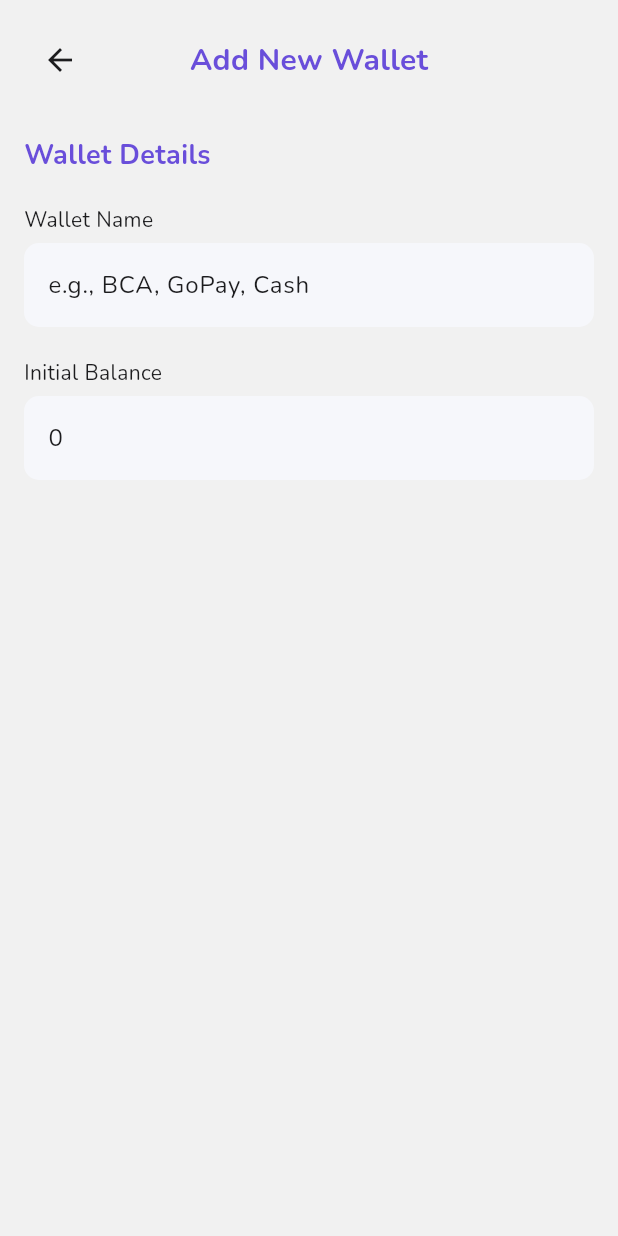
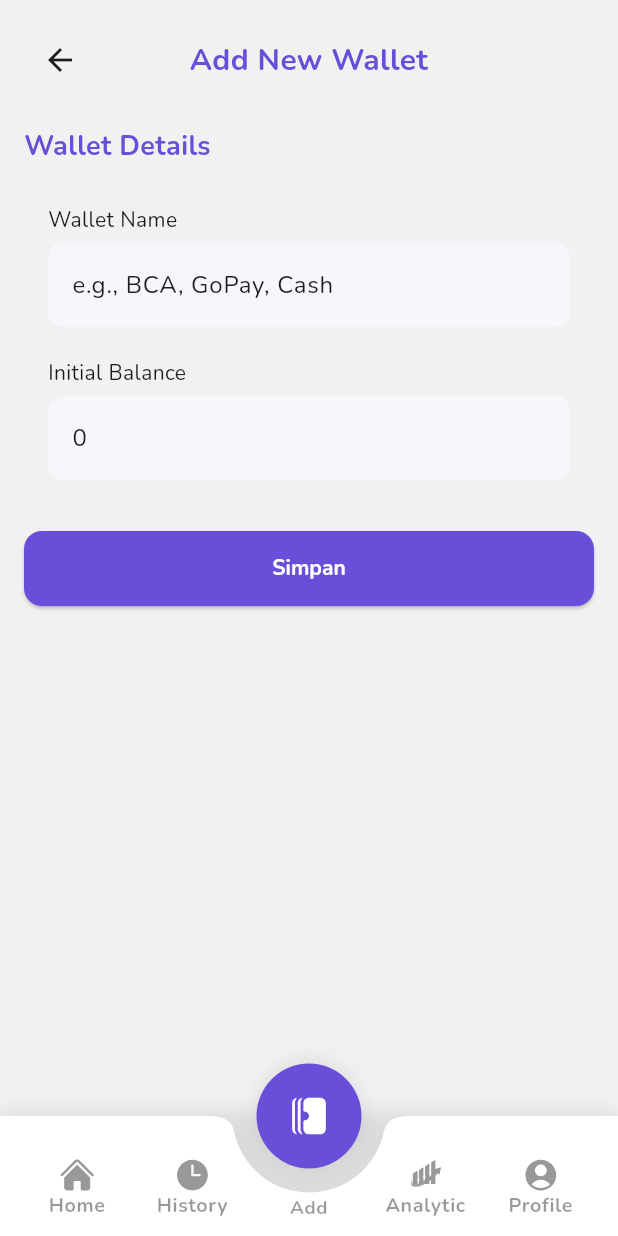
Before and after one commit to amad-IO/frontendMonefy, a Flutter app: the MainPage screen opened directly, after a tap on the "visibility" icon, after a tap on "Add Wallet", on a phone screen of 412 x 824 dp. Run offline on Flutter 3.47's test engine with Material 3 defaults, Android fonts, the phone set to English and light mode, and no system bars; our stand-ins replace flutter_svg.

Commit message:
nambahin validasi buat add_wallet dan bills

```diff
--- a/lib/ui/pages/add_wallet_page.dart
+++ b/lib/ui/pages/add_wallet_page.dart
@@ -2,7 +2,9 @@ import 'package:flutter/material.dart';
 import '../widgets/input_add_wallet.dart';
 
 class AddWalletPage extends StatelessWidget {
-  const AddWalletPage({super.key});
+  AddWalletPage({super.key});
+
+  final _formKey = GlobalKey<FormState>();
 
   @override
   Widget build(BuildContext context) {
@@ -10,41 +12,40 @@ class AddWalletPage extends StatelessWidget {
       backgroundColor: const Color(0xFFF1F1F1),
 
       body: SafeArea(
+        child: SingleChildScrollView(
+          padding: const EdgeInsets.all(16),
+          child: Form(
+            key: _formKey,
             child: Column(
               crossAxisAlignment: CrossAxisAlignment.start,
               children: [
-            // HEADER
-            Padding(
-              padding: const EdgeInsets.all(16),
-              child: Stack(
-                alignment: Alignment.center,
+                // 🔥 HEADER
+                Row(
                   children: [
-                  Align(
-                    alignment: Alignment.centerLeft,
-                    child: IconButton(
+                    IconButton(
                       icon: const Icon(Icons.arrow_back),
                       onPressed: () {
                         Navigator.pop(context);
                       },
                     ),
-                  ),
-                  const Text(
+                    const Expanded(
+                      child: Text(
                         "Add New Wallet",
+                        textAlign: TextAlign.center,
                         style: TextStyle(
                           fontSize: 20,
                           fontWeight: FontWeight.bold,
                           color: Color(0xFF694EDA),
                         ),
                       ),
+                    ),
+                    const SizedBox(width: 48), // balance biar center
                   ],
                 ),
-            ),
 
-            const SizedBox(height: 10),
+                const SizedBox(height: 20),
 
-            const Padding(
-              padding: EdgeInsets.symmetric(horizontal: 16),
-              child: Text(
+                const Text(
                   "Wallet Details",
                   style: TextStyle(
                     fontSize: 18,
@@ -52,20 +53,50 @@ class AddWalletPage extends StatelessWidget {
                     color: Color(0xFF694EDA),
                   ),
                 ),
+
+                const SizedBox(height: 16),
+
+                // Wallet Name
+                InputAddWallet(
+                  label: "Wallet Name",
+                  hint: "e.g., BCA, GoPay, Cash",
+                  isTextOnly: true,
                 ),
 
-            const SizedBox(height: 10),
-
-            const InputAddWallet(
-              label: "Wallet Name",
-              hint: "e.g., BCA, GoPay, Cash",
+                // Initial Balance
+                InputAddWallet(
+                  label: "Initial Balance",
+                  hint: "0",
+                  isNumber: true,
                 ),
 
-            const InputAddWallet(
-              label: "Initial Balance",
-              hint: "0",
+                const SizedBox(height: 24),
+
+                // 🔥 BUTTON SIMPAN
+                SizedBox(
+                  width: double.infinity,
+                  child: ElevatedButton(
+                    onPressed: () {
+                      if (_formKey.currentState!.validate()) {
+                        Navigator.pop(context); // balik setelah simpan
+                      }
+                    },
+                    style: ElevatedButton.styleFrom(
+                      backgroundColor: const Color(0xFF694EDA),
+                      minimumSize: const Size(double.infinity, 50),
+                      shape: RoundedRectangleBorder(
+                        borderRadius: BorderRadius.circular(12),
+                      ),
+                    ),
+                    child: const Text(
+                      "Simpan",
+                      style: TextStyle(fontWeight: FontWeight.bold),
+                    ),
+                  ),
                 ),
               ],
+            ),
+          ),
         ),
       ),
     );
--- a/lib/ui/pages/bills_page.dart
+++ b/lib/ui/pages/bills_page.dart
@@ -9,49 +9,48 @@ class BillsPage extends StatefulWidget {
 }
 
 class _BillsPageState extends State<BillsPage> {
+  final _formKey = GlobalKey<FormState>();
+
   @override
   Widget build(BuildContext context) {
     return Scaffold(
-      extendBody: true,
       backgroundColor: const Color(0xFFF1F1F1),
 
       body: SafeArea(
         child: SingleChildScrollView(
-          padding: EdgeInsets.only(
-            bottom: MediaQuery.of(context).viewInsets.bottom + 24,
-          ),
+          padding: const EdgeInsets.all(16),
+          child: Form(
+            key: _formKey,
             child: Column(
               crossAxisAlignment: CrossAxisAlignment.start,
               children: [
-              Padding(
-                padding: const EdgeInsets.all(16),
-                child: Stack(
-                  alignment: Alignment.center,
+                // 🔥 HEADER
+                Row(
                   children: [
-                    Align(
-                      alignment: Alignment.centerLeft,
-                      child: IconButton(
+                    IconButton(
                       icon: const Icon(Icons.arrow_back),
                       onPressed: () {
                         Navigator.pop(context);
                       },
                     ),
-                    ),
-                    const Text(
+                    const Expanded(
+                      child: Text(
                         'Bills',
+                        textAlign: TextAlign.center,
                         style: TextStyle(
                           fontSize: 20,
                           fontWeight: FontWeight.bold,
                           color: Color(0xFF694EDA),
                         ),
                       ),
+                    ),
+                    const SizedBox(width: 48),
                   ],
                 ),
-              ),
-              const SizedBox(height: 10),
-              const Padding(
-                padding: EdgeInsets.symmetric(horizontal: 16),
-                child: Text(
+
+                const SizedBox(height: 20),
+
+                const Text(
                   'Wallet Details',
                   style: TextStyle(
                     fontSize: 18,
@@ -59,22 +58,56 @@ class _BillsPageState extends State<BillsPage> {
                     color: Color(0xFF694EDA),
                   ),
                 ),
+
+                const SizedBox(height: 16),
+
+                // Bill Name
+                BillsInput(
+                  label: 'Bill Name',
+                  hint: 'e.g., PLN, Internet',
+                  isTextOnly: true,
                 ),
-              const SizedBox(height: 10),
-              const BillsInput(
-                label: 'Bill Name',
-                hint: 'e.g., BCA, GoPay, Cash',
-              ),
-              const BillsInput(
+
+                // Account Number
+                BillsInput(
                   label: 'Account Number',
                   hint: '0',
+                  isNumber: true,
                 ),
-              const BillsInput(
+
+                // Amount
+                BillsInput(
                   label: 'Amount',
                   hint: 'e.g., 100000',
+                  isNumber: true,
                 ),
+
                 const SizedBox(height: 24),
+
+                // 🔥 BUTTON SIMPAN
+                SizedBox(
+                  width: double.infinity,
+                  child: ElevatedButton(
+                    onPressed: () {
+                      if (_formKey.currentState!.validate()) {
+                        Navigator.pop(context);
+                      }
+                    },
+                    style: ElevatedButton.styleFrom(
+                      backgroundColor: const Color(0xFF694EDA),
+                      minimumSize: const Size(double.infinity, 50),
+                      shape: RoundedRectangleBorder(
+                        borderRadius: BorderRadius.circular(12),
+                      ),
+                    ),
+                    child: const Text(
+                      'Simpan',
+                      style: TextStyle(fontWeight: FontWeight.bold),
+                    ),
+                  ),
+                ),
               ],
+            ),
           ),
         ),
       ),
--- a/lib/ui/pages/home_page.dart
+++ b/lib/ui/pages/home_page.dart
@@ -65,7 +65,10 @@ class _HomePageState extends State<HomePage> {
                 Navigator.push(
                   context,
                   MaterialPageRoute(
-                    builder: (_) => const AddWalletPage(),
+                    builder: (_) => MainPage(
+                      initialIndex: 5,
+                      extraPage: AddWalletPage(),
+                    ),
                   ),
                 );
               },
--- a/lib/ui/pages/main_page.dart
+++ b/lib/ui/pages/main_page.dart
@@ -4,6 +4,7 @@ import '../widgets/navbar/navbar.dart';
 import 'home_page.dart';
 import 'history_page.dart';
 import 'add_page.dart';
+import 'profile_page.dart';
 
 class MainPage extends StatefulWidget {
   final int initialIndex;
@@ -33,7 +34,7 @@ class _MainPageState extends State<MainPage> {
       HistoryPage(onBack: () => _onItemTapped(0)),
       const _PlaceholderPage(label: 'Add'),      // FAB opens AddPage sheet.
       const _PlaceholderPage(label: 'Analytic'),
-      const _PlaceholderPage(label: 'Profile'),
+      const ProfilePage(),
     ];
 
     if (widget.extraPage != null) {
@@ -84,6 +85,7 @@ class _MainPageState extends State<MainPage> {
   Widget build(BuildContext context) {
     return Scaffold(
       extendBody: true,
+      resizeToAvoidBottomInset: false,
 
       body: PageView(
         controller: _pageController,
--- a/lib/ui/widgets/bills_input.dart
+++ b/lib/ui/widgets/bills_input.dart
@@ -1,13 +1,18 @@
 import 'package:flutter/material.dart';
+import 'package:flutter/services.dart';
 
 class BillsInput extends StatelessWidget {
   final String label;
   final String hint;
+  final bool isNumber;
+  final bool isTextOnly;
 
   const BillsInput({
     super.key,
     required this.label,
     required this.hint,
+    this.isNumber = false,
+    this.isTextOnly = false,
   });
 
   @override
@@ -22,7 +27,36 @@ class BillsInput extends StatelessWidget {
             style: const TextStyle(fontSize: 12),
           ),
           const SizedBox(height: 6),
-          TextField(
+          TextFormField(
+            keyboardType:
+            isNumber ? TextInputType.number : TextInputType.text,
+
+            inputFormatters: [
+              if (isNumber)
+                FilteringTextInputFormatter.digitsOnly,
+              if (isTextOnly)
+                FilteringTextInputFormatter.allow(
+                  RegExp(r'[a-zA-Z\s,]'),
+                ),
+            ],
+
+            validator: (value) {
+              if (value == null || value.isEmpty) {
+                return '$label tidak boleh kosong';
+              }
+
+              if (isTextOnly && RegExp(r'[0-9]').hasMatch(value)) {
+                return 'Tidak boleh mengandung angka';
+              }
+
+              if (isNumber &&
+                  !RegExp(r'^[0-9]+$').hasMatch(value)) {
+                return 'Harus berupa angka';
+              }
+
+              return null;
+            },
+
             decoration: InputDecoration(
               hintText: hint,
               filled: true,
--- a/lib/ui/widgets/input_add_wallet.dart
+++ b/lib/ui/widgets/input_add_wallet.dart
@@ -1,13 +1,18 @@
 import 'package:flutter/material.dart';
+import 'package:flutter/services.dart';
 
 class InputAddWallet extends StatelessWidget {
   final String label;
   final String hint;
+  final bool isNumber; // untuk initial balance
+  final bool isTextOnly; // untuk saving list
 
   const InputAddWallet({
     super.key,
     required this.label,
     required this.hint,
+    this.isNumber = false,
+    this.isTextOnly = false,
   });
 
   @override
@@ -19,7 +24,35 @@ class InputAddWallet extends StatelessWidget {
         children: [
           Text(label),
           const SizedBox(height: 6),
-          TextField(
+          TextFormField(
+            keyboardType:
+            isNumber ? TextInputType.number : TextInputType.text,
+
+            inputFormatters: [
+              if (isNumber)
+                FilteringTextInputFormatter.digitsOnly,
+              if (isTextOnly)
+                FilteringTextInputFormatter.allow(
+                    RegExp(r'[a-zA-Z\s,]')),
+            ],
+
+            validator: (value) {
+              if (value == null || value.isEmpty) {
+                return '$label tidak boleh kosong';
+              }
+
+              if (isTextOnly && RegExp(r'[0-9]').hasMatch(value)) {
+                return 'Tidak boleh mengandung angka';
+              }
+
+              if (isNumber &&
+                  !RegExp(r'^[0-9]+$').hasMatch(value)) {
+                return 'Harus berupa angka';
+              }
+
+              return null;
+            },
+
             decoration: InputDecoration(
               hintText: hint,
               filled: true,
```
Lines whose indentation alone changed are shown as unchanged.
